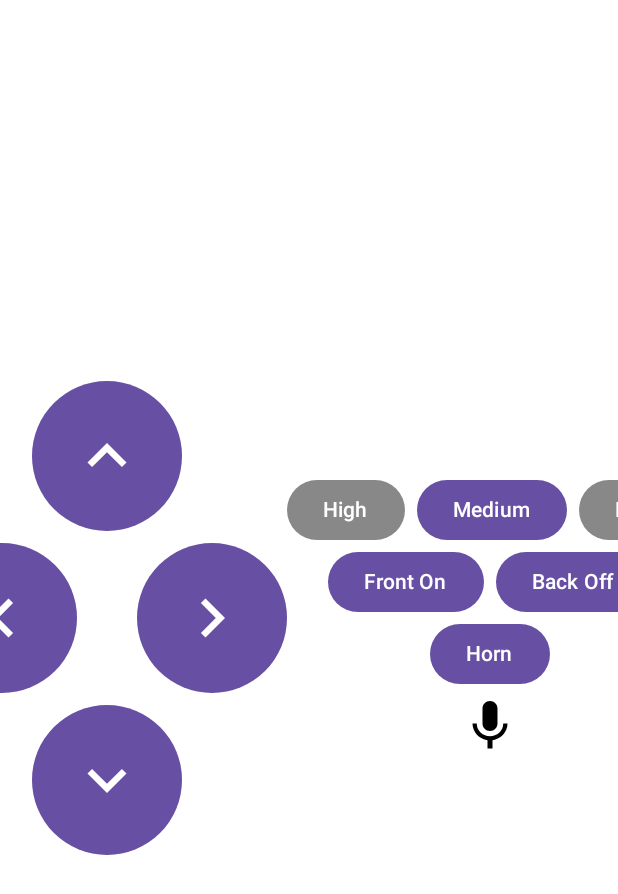
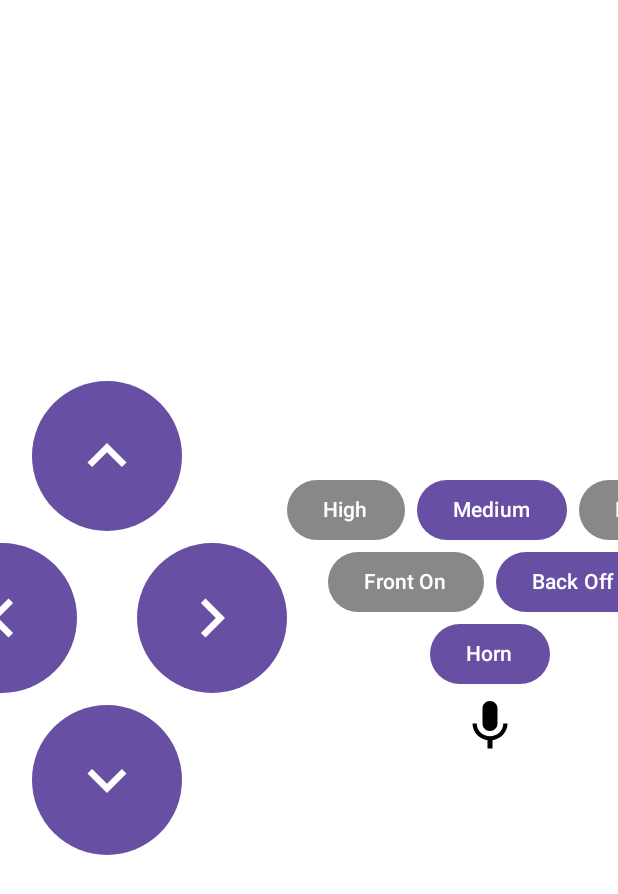
Before and after one commit to TinkerBoat/BluetoothCar, an Android app built with Jetpack Compose: the @Preview function ControlPanelPreview, on a phone screen of 412 x 824 dp. Shown: the top 894 px of the screen. Run offline under Robolectric (Android 15) with nearby library versions, the phone set to English and light mode, and no system bars; our stand-ins replace constraintlayout-compose.

Commit message:
light buttons color update

```diff
--- a/app/src/main/java/info/littleboat/bluetoothcar/NewCarControlScreen.kt
+++ b/app/src/main/java/info/littleboat/bluetoothcar/NewCarControlScreen.kt
@@ -354,8 +354,21 @@ private fun ControlPanel(
                 ) { Text("Low") }
             }
             Row(horizontalArrangement = Arrangement.spacedBy(8.dp)) {
-                Button(onClick = onToggleFrontLight) { Text(if (isFrontLightOn) "Front Off" else "Front On") }
-                Button(onClick = onToggleBackLight) { Text(if (isBackLightOn) "Back Off" else "Back On") }
+                val selectedColor = MaterialTheme.colorScheme.primary
+                val unselectedColor = Color.Gray
+
+                Button(
+                    onClick = onToggleFrontLight,
+                    colors = ButtonDefaults.buttonColors(
+                        containerColor = if (isFrontLightOn) selectedColor else unselectedColor
+                    )
+                ) { Text(if (isFrontLightOn) "Front Off" else "Front On") }
+                Button(
+                    onClick = onToggleBackLight,
+                    colors = ButtonDefaults.buttonColors(
+                        containerColor = if (isBackLightOn) selectedColor else unselectedColor
+                    )
+                ) { Text(if (isBackLightOn) "Back Off" else "Back On") }
             }
             PressAndHoldButton(onPress = onStartHorn, onRelease = onStopHorn) { Text("Horn") }
             IconButton(onClick = onVoiceCommandClick) {
```
